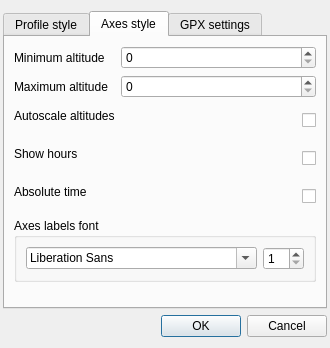
Before: the Qt Designer form ui/settingsdialog.ui in salsergey/gpxviewer, drawn with Qt 5.
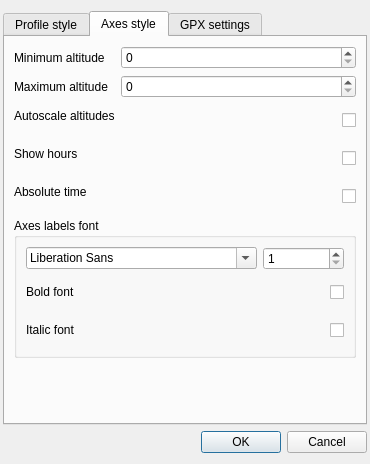
After: the same form once the commit is applied. The open tabs and pages were chosen to show the change. Custom widgets are drawn as their Qt base class.

Commit message: Added posibility to set bold or italic fonts for axes labels and point captions.

The edit to the form file:
```diff
--- a/ui/settingsdialog.ui
+++ b/ui/settingsdialog.ui
@@ -5,6 +5,14 @@
   <property name="windowModality">
    <enum>Qt::WindowModal</enum>
   </property>
+  <property name="geometry">
+   <rect>
+    <x>0</x>
+    <y>0</y>
+    <width>370</width>
+    <height>464</height>
+   </rect>
+  </property>
   <property name="windowTitle">
    <string>Settings</string>
   </property>
@@ -370,15 +378,15 @@
          <property name="title">
           <string>Axes labels font</string>
          </property>
-         <layout class="QHBoxLayout" name="horizontalLayout_2">
-          <item>
+         <layout class="QGridLayout" name="gridLayout">
+          <item row="0" column="0" colspan="2">
            <widget class="QFontComboBox" name="fontFamilyBox">
             <property name="toolTip">
              <string>The font family used for axes labels and points captions</string>
             </property>
            </widget>
           </item>
-          <item>
+          <item row="0" column="2">
            <widget class="QSpinBox" name="fontSizeSpinBox">
             <property name="sizePolicy">
              <sizepolicy hsizetype="MinimumExpanding" vsizetype="Fixed">
@@ -394,6 +402,70 @@
             </property>
            </widget>
           </item>
+          <item row="1" column="0">
+           <widget class="QLabel" name="boldFontLabel">
+            <property name="toolTip">
+             <string>Whether to use bold font for axes labels</string>
+            </property>
+            <property name="text">
+             <string>Bold font</string>
+            </property>
+           </widget>
+          </item>
+          <item row="1" column="1" colspan="2">
+           <widget class="QCheckBox" name="boldFontCheckBox">
+            <property name="sizePolicy">
+             <sizepolicy hsizetype="MinimumExpanding" vsizetype="Fixed">
+              <horstretch>0</horstretch>
+              <verstretch>0</verstretch>
+             </sizepolicy>
+            </property>
+            <property name="minimumSize">
+             <size>
+              <width>0</width>
+              <height>32</height>
+             </size>
+            </property>
+            <property name="toolTip">
+             <string>Whether to use bold font for axes labels</string>
+            </property>
+            <property name="layoutDirection">
+             <enum>Qt::RightToLeft</enum>
+            </property>
+           </widget>
+          </item>
+          <item row="2" column="0">
+           <widget class="QLabel" name="italicFontLabel">
+            <property name="toolTip">
+             <string>Whether to use italic font for axes labels</string>
+            </property>
+            <property name="text">
+             <string>Italic font</string>
+            </property>
+           </widget>
+          </item>
+          <item row="2" column="1" colspan="2">
+           <widget class="QCheckBox" name="italicFontCheckBox">
+            <property name="sizePolicy">
+             <sizepolicy hsizetype="MinimumExpanding" vsizetype="Fixed">
+              <horstretch>0</horstretch>
+              <verstretch>0</verstretch>
+             </sizepolicy>
+            </property>
+            <property name="minimumSize">
+             <size>
+              <width>0</width>
+              <height>32</height>
+             </size>
+            </property>
+            <property name="toolTip">
+             <string>Whether to use italic font for axes labels</string>
+            </property>
+            <property name="layoutDirection">
+             <enum>Qt::RightToLeft</enum>
+            </property>
+           </widget>
+          </item>
          </layout>
         </widget>
        </item>
```
Left out of the diff: 52 changed lines with no effect on the pictures. The commit also changes 13 other files.
